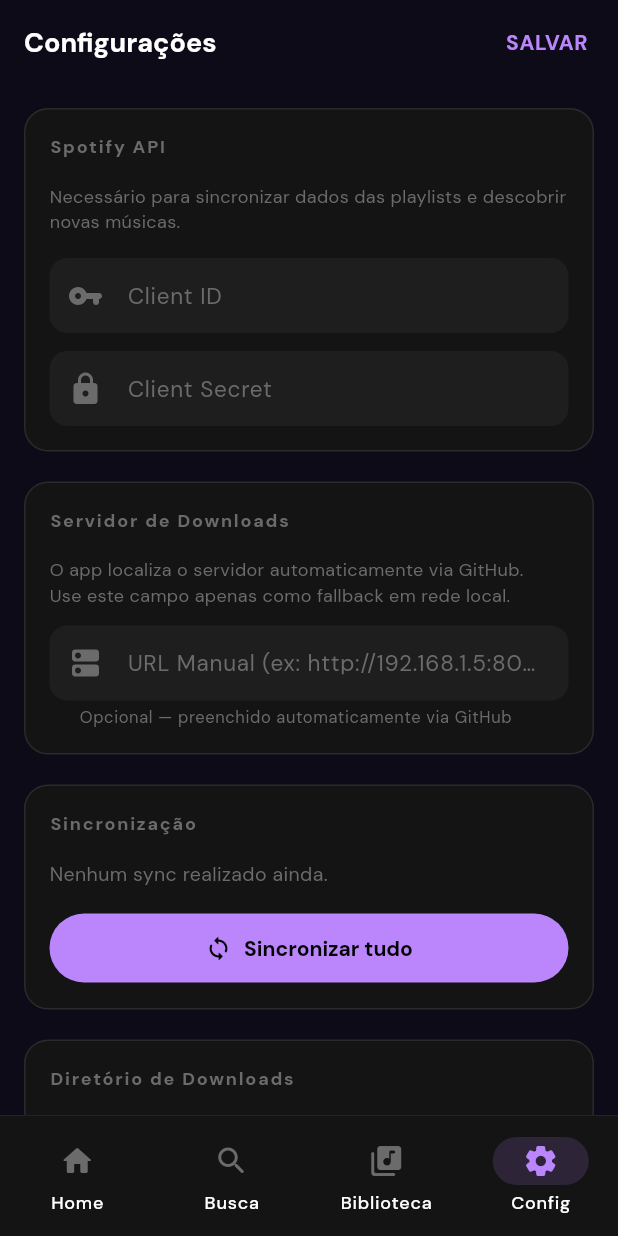
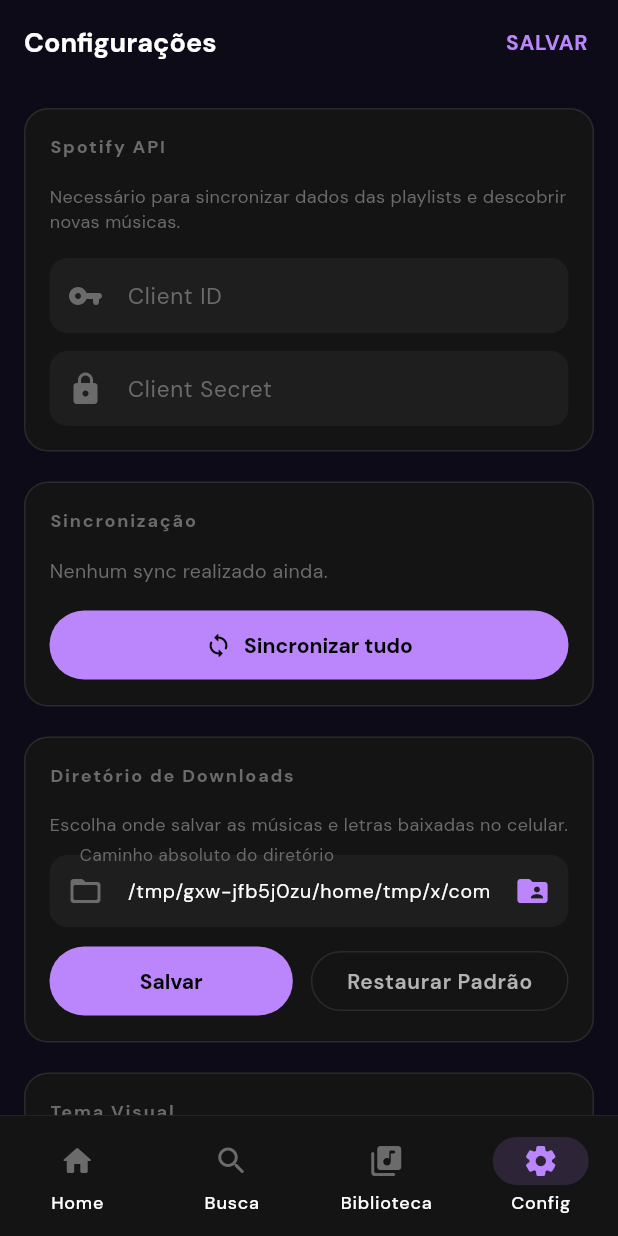
Before and after one commit to PietroTy/laplayer, a Flutter app: the SettingsScreen screen opened by its route, on a phone screen of 412 x 824 dp. Run offline on Flutter 3.47's test engine with Material 3 defaults, Android fonts, the phone set to English and light mode, and no system bars; our stand-ins replace audio_service, cached_network_image, dio, file_picker, flutter_riverpod, go_router and 6 more; accounts and stored records are empty.

Commit message:
refactor: hardcoda PietroTy/laplayer e remove config manual de servidor
- server_downloader: GitHub repo fixo em 'PietroTy/laplayer' (const)
- settings_screen: remove campo de repositório GitHub e URL manual
- Auto-discovery sempre ativo, sem necessidade de configuração pelo usuário

```diff
--- a/mobile/lib/screens/settings_screen.dart
+++ b/mobile/lib/screens/settings_screen.dart
@@ -24,7 +24,6 @@ class _SettingsScreenState extends ConsumerState<SettingsScreen> {
   final _spotifyIdCtrl = TextEditingController();
   final _spotifySecretCtrl = TextEditingController();
   final _downloadDirCtrl = TextEditingController();
-  final _serverUrlCtrl = TextEditingController();
 
   @override
   void initState() {
@@ -43,7 +42,6 @@ class _SettingsScreenState extends ConsumerState<SettingsScreen> {
     } else {
       _downloadDirCtrl.text = await AppConstants.getDefaultMusicDirectory();
     }
-    _serverUrlCtrl.text = prefs.getString('server_url') ?? '';
     setState(() {});
   }
 
@@ -239,7 +237,6 @@ class _SettingsScreenState extends ConsumerState<SettingsScreen> {
     final prefs = await SharedPreferences.getInstance();
     await prefs.setString('spotify_client_id', _spotifyIdCtrl.text.trim());
     await prefs.setString('spotify_client_secret', _spotifySecretCtrl.text.trim());
-    await prefs.setString('server_url', _serverUrlCtrl.text.trim());
     if (mounted) {
       ScaffoldMessenger.of(context).showSnackBar(
         SnackBar(
@@ -299,35 +296,6 @@ class _SettingsScreenState extends ConsumerState<SettingsScreen> {
                     labelText: 'Client Secret',
                     labelStyle: TextStyle(color: AppColors.textMuted),
                     prefixIcon: Icon(Icons.lock_rounded, color: AppColors.textMuted),
-                  ),
-                ),
-              ],
-            ),
-          ),
-
-          const SizedBox(height: 20),
-
-          // ── Servidor de Downloads ───────────────────────────────────────
-          _Section(
-            title: 'Servidor de Downloads',
-            child: Column(
-              crossAxisAlignment: CrossAxisAlignment.start,
-              children: [
-                // ── URL Manual (fallback) ────────────────────────────────
-                const Text(
-                  'O app localiza o servidor automaticamente via GitHub.\nUse este campo apenas como fallback em rede local.',
-                  style: TextStyle(color: AppColors.textMuted, fontSize: 12),
-                ),
-                const SizedBox(height: 12),
-                TextField(
-                  controller: _serverUrlCtrl,
-                  style: const TextStyle(color: AppColors.textPrimary),
-                  decoration: const InputDecoration(
-                    labelText: 'URL Manual (ex: http://192.168.1.5:8000)',
-                    labelStyle: TextStyle(color: AppColors.textMuted),
-                    prefixIcon: Icon(Icons.dns_rounded, color: AppColors.textMuted),
-                    helperText: 'Opcional — preenchido automaticamente via GitHub',
-                    helperStyle: TextStyle(color: AppColors.textMuted, fontSize: 11),
                   ),
                 ),
               ],
@@ -575,7 +543,6 @@ class _SettingsScreenState extends ConsumerState<SettingsScreen> {
     _spotifyIdCtrl.dispose();
     _spotifySecretCtrl.dispose();
     _downloadDirCtrl.dispose();
-    _serverUrlCtrl.dispose();
     super.dispose();
   }
 }
```
